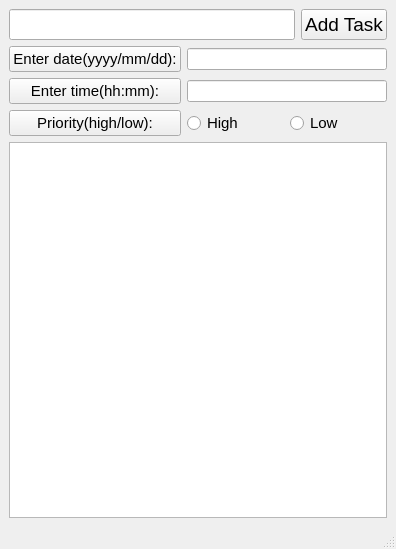
Old version of the form To-Do-List-app/main_window.ui in the repository maryamsaeedi17/Qt-and-Sqlite.
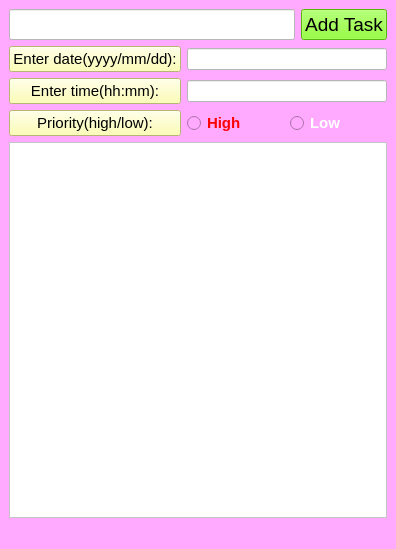
New version of the form.

The edit to the form file:
```diff
--- a/To-Do-List-app/main_window.ui
+++ b/To-Do-List-app/main_window.ui
@@ -11,10 +11,10 @@
    </rect>
   </property>
   <property name="windowTitle">
-   <string>To Do List-app.</string>
+   <string>To Do List-app. 📝</string>
   </property>
   <property name="styleSheet">
-   <string notr="true"/>
+   <string notr="true">background-color: rgb(255, 170, 255);</string>
   </property>
   <widget class="QWidget" name="centralwidget">
    <layout class="QVBoxLayout" name="verticalLayout">
@@ -30,6 +30,9 @@
           <pointsize>14</pointsize>
          </font>
         </property>
+        <property name="styleSheet">
+         <string notr="true">background-color: rgb(255, 255, 255);</string>
+        </property>
        </widget>
       </item>
       <item>
@@ -39,6 +42,9 @@
           <pointsize>14</pointsize>
          </font>
         </property>
+        <property name="styleSheet">
+         <string notr="true">background-color: rgb(121, 255, 12);</string>
+        </property>
         <property name="text">
          <string>Add Task</string>
         </property>
@@ -55,6 +61,9 @@
           <pointsize>11</pointsize>
          </font>
         </property>
+        <property name="styleSheet">
+         <string notr="true">background-color: rgb(255, 255, 161);</string>
+        </property>
         <property name="text">
          <string>Enter time(hh:mm):</string>
         </property>
@@ -67,16 +76,30 @@
           <pointsize>11</pointsize>
          </font>
         </property>
+        <property name="styleSheet">
+         <string notr="true">background-color: rgb(255, 255, 161);</string>
+        </property>
         <property name="text">
          <string>Enter date(yyyy/mm/dd):</string>
         </property>
        </widget>
       </item>
       <item row="0" column="1" colspan="2">
-       <widget class="QLineEdit" name="tb_date"/>
+       <widget class="QLineEdit" name="tb_date">
+        <property name="styleSheet">
+         <string notr="true">background-color: rgb(255, 255, 255);</string>
+        </property>
+        <property name="cursorPosition">
+         <number>0</number>
+        </property>
+       </widget>
       </item>
       <item row="1" column="1" colspan="2">
-       <widget class="QLineEdit" name="tb_time"/>
+       <widget class="QLineEdit" name="tb_time">
+        <property name="styleSheet">
+         <string notr="true">background-color: rgb(255, 255, 255);</string>
+        </property>
+       </widget>
       </item>
       <item row="2" column="0">
        <widget class="QPushButton" name="pushButton_3">
@@ -85,6 +108,9 @@
           <pointsize>11</pointsize>
          </font>
         </property>
+        <property name="styleSheet">
+         <string notr="true">background-color: rgb(255, 255, 161);</string>
+        </property>
         <property name="text">
          <string>Priority(high/low):</string>
         </property>
@@ -95,8 +121,12 @@
         <property name="font">
          <font>
           <pointsize>11</pointsize>
+          <bold>true</bold>
          </font>
         </property>
+        <property name="styleSheet">
+         <string notr="true">color: rgb(255, 0, 0);</string>
+        </property>
         <property name="text">
          <string>High</string>
         </property>
@@ -107,8 +137,12 @@
         <property name="font">
          <font>
           <pointsize>11</pointsize>
+          <bold>true</bold>
          </font>
         </property>
+        <property name="styleSheet">
+         <string notr="true">color: rgb(255, 255, 255);</string>
+        </property>
         <property name="text">
          <string>Low</string>
         </property>
@@ -117,7 +151,11 @@
      </layout>
     </item>
     <item>
-     <widget class="QTextEdit" name="tb_description"/>
+     <widget class="QTextEdit" name="tb_description">
+      <property name="styleSheet">
+       <string notr="true">background-color: rgb(255, 255, 255);</string>
+      </property>
+     </widget>
     </item>
    </layout>
   </widget>
```
